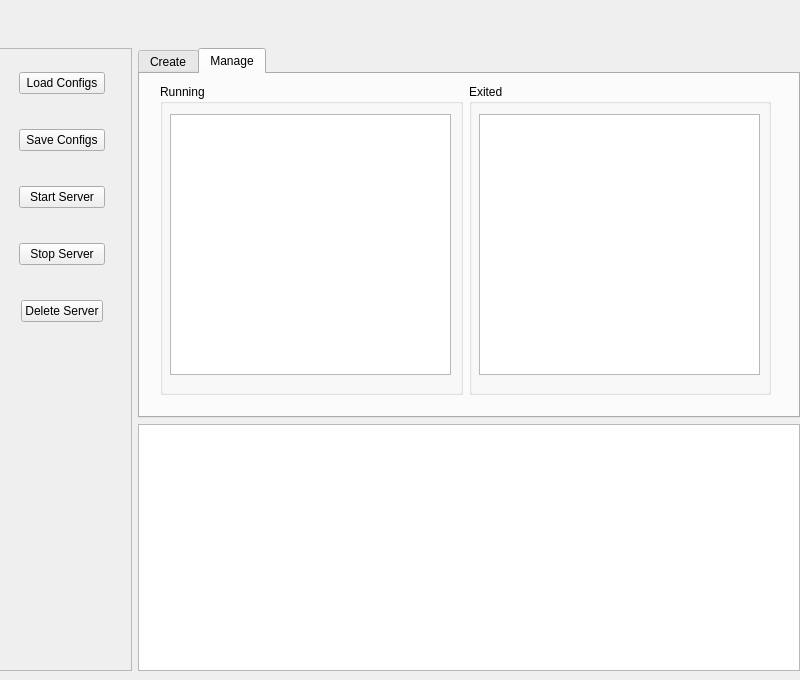
Qt form launcher/launcher_v2.ui (PaulCCCCCCH/Robustar_implementation) before a commit.
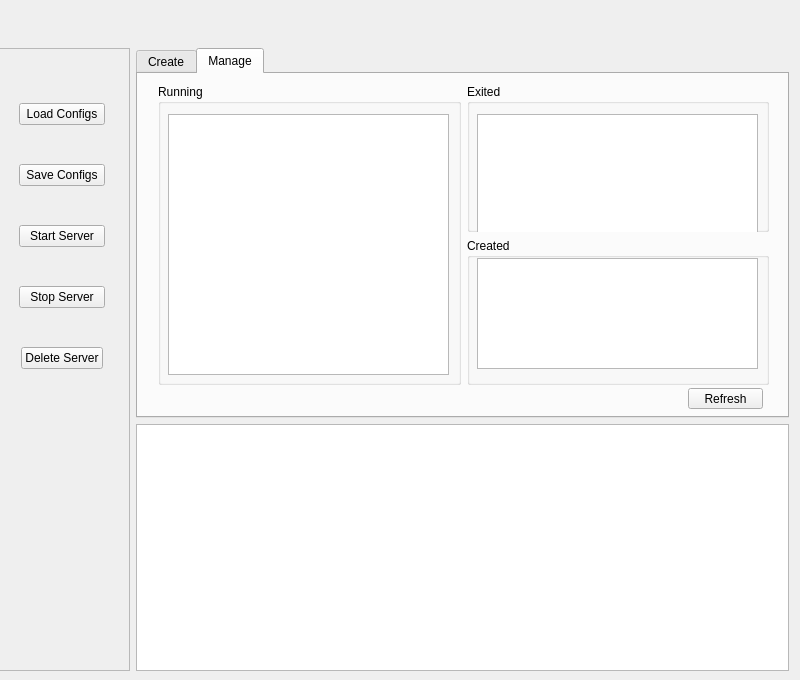
The same form after that commit. The open tabs and pages were chosen to show the change. Icons and pictures are not drawn.

```diff
--- a/launcher/launcher_v2.ui
+++ b/launcher/launcher_v2.ui
@@ -64,6 +64,12 @@
     </item>
     <item>
      <layout class="QHBoxLayout" name="horizontalLayout_2" stretch="2,10">
+      <property name="leftMargin">
+       <number>0</number>
+      </property>
+      <property name="rightMargin">
+       <number>11</number>
+      </property>
       <item>
        <widget class="QFrame" name="frame">
         <property name="frameShape">
@@ -78,12 +84,18 @@
            <x>-7</x>
            <y>-5</y>
            <width>141</width>
-           <height>311</height>
+           <height>361</height>
           </rect>
          </property>
          <layout class="QVBoxLayout" name="buttonLayout">
+          <property name="topMargin">
+           <number>27</number>
+          </property>
           <item>
            <layout class="QHBoxLayout" name="loadButtonLayout">
+            <property name="topMargin">
+             <number>0</number>
+            </property>
             <item>
              <spacer name="horizontalSpacer_9">
               <property name="orientation">
@@ -390,6 +402,12 @@
       </item>
       <item>
        <layout class="QVBoxLayout" name="verticalLayout_2" stretch="3,2">
+        <property name="topMargin">
+         <number>0</number>
+        </property>
+        <property name="bottomMargin">
+         <number>0</number>
+        </property>
         <item>
          <widget class="QTabWidget" name="tabWidget">
           <property name="currentIndex">
@@ -1058,7 +1076,7 @@
               <x>20</x>
               <y>10</y>
               <width>611</width>
-              <height>311</height>
+              <height>301</height>
              </rect>
             </property>
             <layout class="QHBoxLayout" name="horizontalLayout_20">
@@ -1080,6 +1098,8 @@
               </widget>
              </item>
              <item>
+              <layout class="QVBoxLayout" name="verticalLayout_8" stretch="1,1">
+               <item>
               <widget class="QGroupBox" name="groupBox_2">
                <property name="title">
                 <string>Exited</string>
@@ -1090,13 +1110,45 @@
                   <x>10</x>
                   <y>30</y>
                   <width>281</width>
-                  <height>261</height>
+                    <height>121</height>
                  </rect>
                 </property>
                </widget>
               </widget>
              </item>
-            </layout>
+               <item>
+                <widget class="QGroupBox" name="groupBox_3">
+                 <property name="title">
+                  <string>Created</string>
+                 </property>
+                 <widget class="QListWidget" name="createdListWidget">
+                  <property name="geometry">
+                   <rect>
+                    <x>10</x>
+                    <y>20</y>
+                    <width>281</width>
+                    <height>111</height>
+                   </rect>
+                  </property>
+                 </widget>
+                </widget>
+               </item>
+              </layout>
+             </item>
+            </layout>
+           </widget>
+           <widget class="QPushButton" name="refreshListWidgetsButton">
+            <property name="geometry">
+             <rect>
+              <x>550</x>
+              <y>314</y>
+              <width>75</width>
+              <height>21</height>
+             </rect>
+            </property>
+            <property name="text">
+             <string>Refresh</string>
+            </property>
            </widget>
           </widget>
          </widget>
```
Left out of the diff: 14 changed lines with no effect on the pictures. Lines whose indentation alone changed are shown as unchanged.
